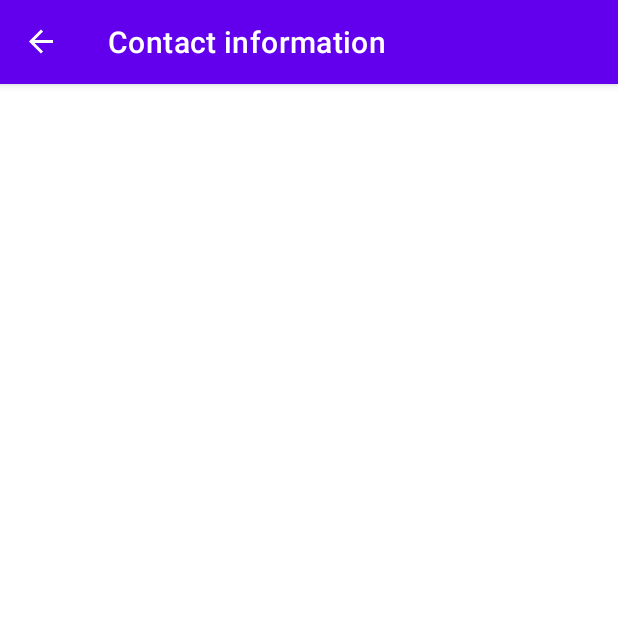
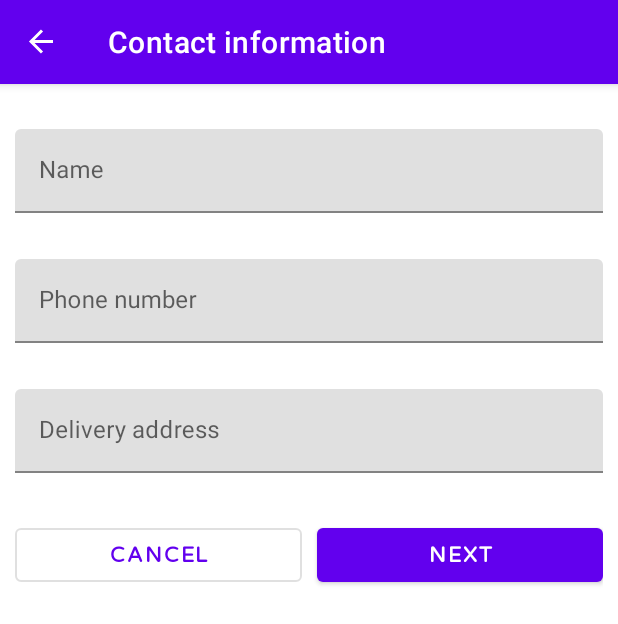
Before and after one commit to Teemone/Carrots, an Android app: the ContactInformationFragment screen opened through its navigation route, on a phone screen of 412 x 824 dp. Shown: the top 624 px of the screen. Run offline under Robolectric (Android 15) with nearby library versions, the phone set to English and light mode, and no system bars; our stand-ins replace data binding, navigation-ui.

Commit message:
Updated layout to include all necessary views to get contact information

```diff
--- a/app/src/main/res/layout/fragment_contact_information.xml
+++ b/app/src/main/res/layout/fragment_contact_information.xml
@@ -1,13 +1,110 @@
 <?xml version="1.0" encoding="utf-8"?>
-<FrameLayout xmlns:android="http://schemas.android.com/apk/res/android"
-    xmlns:tools="http://schemas.android.com/tools"
-    android:layout_width="match_parent"
-    android:layout_height="match_parent"
-    tools:context=".ui.ContactInformationFragment">
+<layout xmlns:android="http://schemas.android.com/apk/res/android"
+    xmlns:app="http://schemas.android.com/apk/res-auto">
 
-    <TextView
+    <data>
+        <variable
+            name="viewModel"
+            type="com.example.carrots.model.VegViewModel" />
+
+        <variable
+            name="contactInfoFragment"
+            type="com.example.carrots.ui.ContactInformationFragment" />
+    </data>
+
+    <androidx.constraintlayout.widget.ConstraintLayout
+        android:padding="@dimen/p10"
         android:layout_width="match_parent"
         android:layout_height="match_parent"
-        />
+        >
 
-</FrameLayout>
+        <com.google.android.material.textfield.TextInputLayout
+            android:id="@+id/tilName"
+            android:layout_marginTop="@dimen/m20"
+            android:layout_width="match_parent"
+            android:layout_height="wrap_content"
+            app:errorEnabled="true"
+            android:hint="@string/name"
+            app:layout_constraintEnd_toEndOf="parent"
+            app:layout_constraintStart_toStartOf="parent"
+            app:layout_constraintTop_toTopOf="parent">
+
+            <com.google.android.material.textfield.TextInputEditText
+                android:id="@+id/etName"
+                android:layout_width="match_parent"
+                android:layout_height="wrap_content"
+                android:inputType="text"
+                android:maxLines="1" />
+        </com.google.android.material.textfield.TextInputLayout>
+
+        <com.google.android.material.textfield.TextInputLayout
+            android:id="@+id/tilPhoneNumber"
+            android:layout_width="match_parent"
+            android:layout_height="wrap_content"
+            app:errorEnabled="true"
+            app:layout_constraintEnd_toEndOf="parent"
+            app:layout_constraintStart_toStartOf="parent"
+            app:layout_constraintTop_toBottomOf="@id/tilName"
+            android:layout_marginTop="@dimen/m10"
+            >
+
+            <com.google.android.material.textfield.TextInputEditText
+                android:id="@+id/etPhoneNumber"
+                android:layout_width="match_parent"
+                android:layout_height="wrap_content"
+                android:hint="@string/phone"
+                android:inputType="phone"
+                android:maxLines="1" />
+        </com.google.android.material.textfield.TextInputLayout>
+
+        <com.google.android.material.textfield.TextInputLayout
+            android:id="@+id/tilAddress"
+            android:layout_width="match_parent"
+            android:layout_height="wrap_content"
+            app:errorEnabled="true"
+            app:layout_constraintEnd_toEndOf="parent"
+            app:layout_constraintStart_toStartOf="parent"
+            android:layout_marginTop="@dimen/m10"
+            android:hint="@string/address"
+            app:layout_constraintTop_toBottomOf="@id/tilPhoneNumber">
+
+            <com.google.android.material.textfield.TextInputEditText
+                android:id="@+id/etAddress"
+                android:layout_width="match_parent"
+                android:layout_height="wrap_content"
+                android:inputType="text"
+                android:maxLines="2" />
+        </com.google.android.material.textfield.TextInputLayout>
+
+        <Button
+            android:id="@+id/btnCancel"
+            style="?attr/materialButtonOutlinedStyle"
+            android:layout_width="0dp"
+            android:layout_height="wrap_content"
+            android:textStyle="bold"
+            android:text="@string/cancel"
+            android:fontFamily="@font/varela"
+            android:onClick="@{() -> contactInfoFragment.cancel()}"
+            app:layout_constraintBottom_toBottomOf="@+id/btnNext"
+            app:layout_constraintEnd_toStartOf="@+id/btnNext"
+            app:layout_constraintHorizontal_chainStyle="spread_inside"
+            app:layout_constraintStart_toStartOf="parent"
+            app:layout_constraintTop_toTopOf="@+id/btnNext"
+            android:layout_marginEnd="@dimen/m10"
+            app:layout_constraintVertical_bias="0.0" />
+
+        <Button
+            android:id="@+id/btnNext"
+            android:layout_width="0dp"
+            android:layout_height="wrap_content"
+            android:layout_marginTop="@dimen/m10"
+            android:fontFamily="@font/varela"
+            android:text="@string/next"
+            android:onClick="@{() -> contactInfoFragment.next()}"
+            android:textStyle="bold"
+            app:layout_constraintEnd_toEndOf="parent"
+            app:layout_constraintTop_toBottomOf="@id/tilAddress"
+            app:layout_constraintStart_toEndOf="@id/btnCancel"
+             />
+    </androidx.constraintlayout.widget.ConstraintLayout>
+</layout>
```
